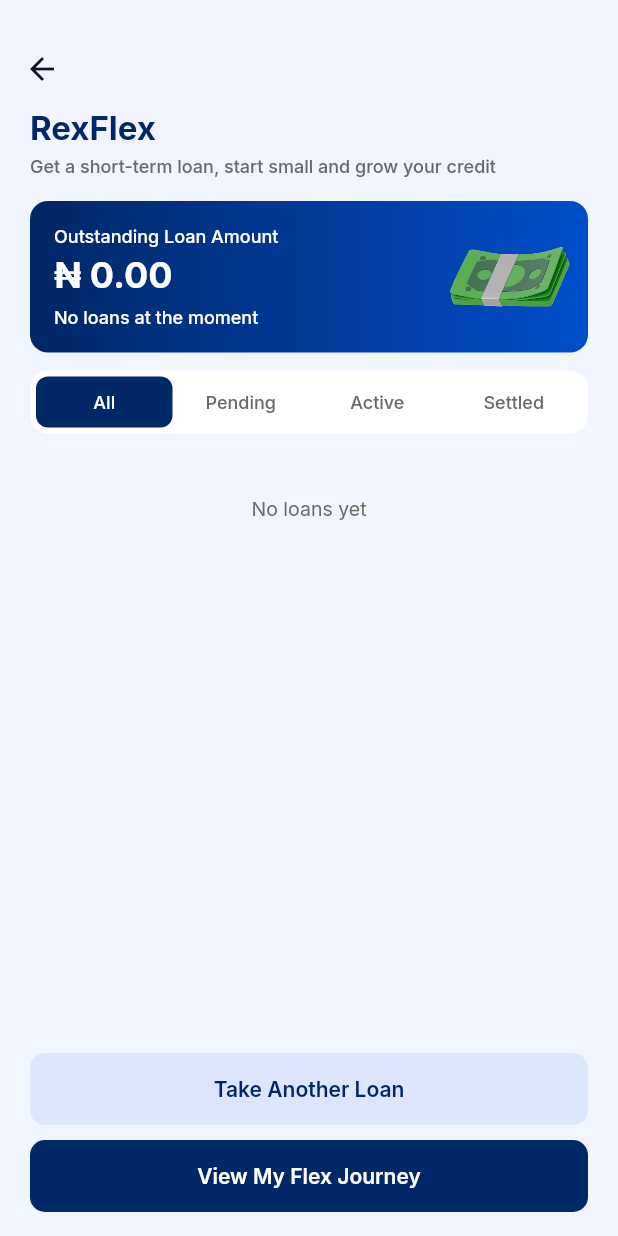
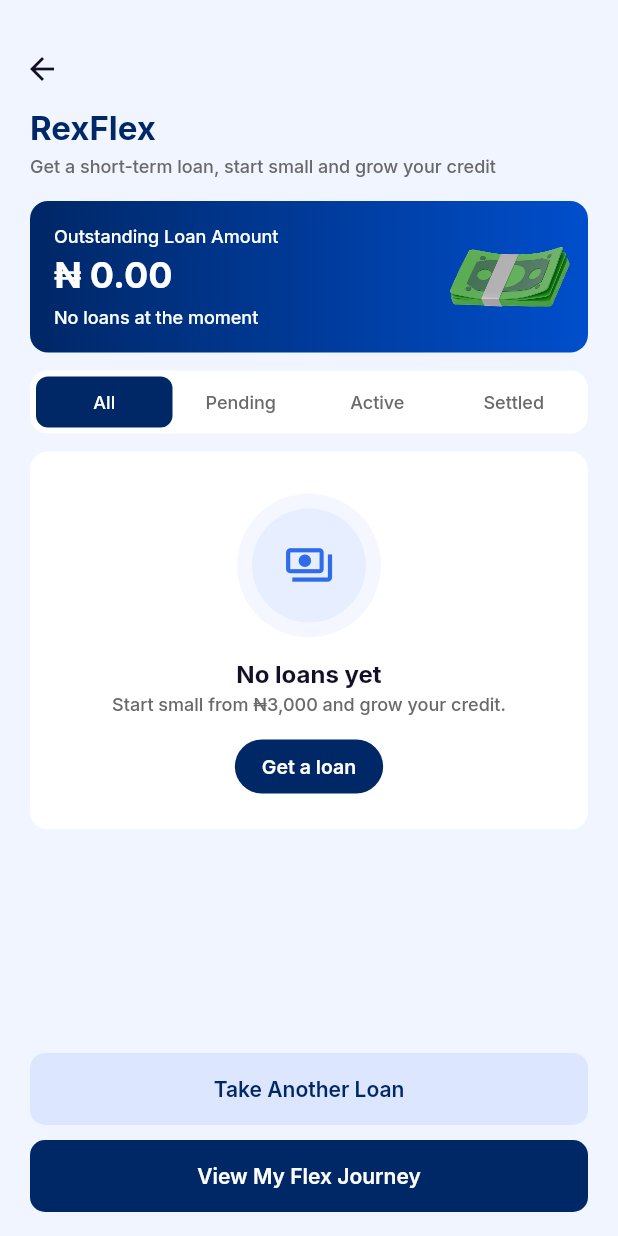
Before and after one commit to Kent-Sammy/rexverse, a Flutter app: the RexFlexDashboard screen opened directly with empty values, on a phone screen of 412 x 824 dp. Run offline on Flutter 3.47's test engine with Material 3 defaults, Android fonts, the phone set to English and light mode, and no system bars; our stand-ins replace audioplayers, file_picker, flutter_svg, speech_to_text; accounts and stored records are empty; project files that could hold a hidden picture were left out.

Commit message:
RexFlex: empty-state placeholders
Add FlexEmptyState (ringed icon, title, helpful line, optional action)
and use it for every empty dashboard tab (All, Pending, Active, Settled),
the Transaction History tabs and a loan's empty transactions. 'Get a
loan' appears on All/Active when nothing is in progress. Covered by a
contrast and labelled-button test.

Co-Authored-By: Claude Opus 5.5 <noreply@anthropic.com>
Claude-Session: https://claude.ai/code/session_01EjWxE6W9E8HwFDXk54C2wv

```diff
--- a/rex_atlas/lib/features/rexflex/presentation/screens/rexflex_screens.dart
+++ b/rex_atlas/lib/features/rexflex/presentation/screens/rexflex_screens.dart
@@ -596,18 +596,45 @@ class _RexFlexDashboardState extends State<RexFlexDashboard> {
             ),
             const SizedBox(height: 12),
             if (loans.isEmpty)
-              Padding(
-                padding: const EdgeInsets.symmetric(vertical: 30),
-                child: Text(
-                  switch (_tab) {
-                    1 => 'No loans under review',
-                    2 => 'No active loans',
-                    3 => 'No settled loans yet',
-                    _ => 'No loans yet',
-                  },
-                  textAlign: TextAlign.center,
-                  style: RexTypography.host(13, color: FlexColors.label),
-                ),
+              Appear(
+                key: ValueKey('empty-$_tab'),
+                offset: 10,
+                child: switch (_tab) {
+                  1 => const FlexEmptyState(
+                    icon: Icons.hourglass_empty_rounded,
+                    tint: Color(0xFFF1E6FF),
+                    accent: FlexColors.purple,
+                    title: 'No loans under review',
+                    message:
+                        "Applications you submit show here while we review "
+                        "them.",
+                  ),
+                  2 => FlexEmptyState(
+                    icon: Icons.account_balance_wallet_outlined,
+                    title: 'No active loans',
+                    message: "Approved loans you're repaying will appear here.",
+                    actionLabel: current == null ? 'Get a loan' : null,
+                    onAction: current == null
+                        ? () => startNewLoan(context, c)
+                        : null,
+                  ),
+                  3 => const FlexEmptyState(
+                    icon: Icons.verified_outlined,
+                    tint: Color(0xFFE2F7E8),
+                    accent: Color(0xFF1E8E45),
+                    title: 'No settled loans yet',
+                    message:
+                        'Loans you repay in full will show here, building '
+                        'your Flex record.',
+                  ),
+                  _ => FlexEmptyState(
+                    icon: Icons.payments_outlined,
+                    title: 'No loans yet',
+                    message: 'Start small from ₦3,000 and grow your credit.',
+                    actionLabel: 'Get a loan',
+                    onAction: () => startNewLoan(context, c),
+                  ),
+                },
               ),
             for (final loan in loans)
               Padding(
@@ -1154,13 +1181,11 @@ class _LoanDetailsScreenState extends State<LoanDetailsScreen> {
                 child: FlexTxnTile(t),
               ),
             if (loan.transactions.isEmpty)
-              Text(
-                'Your disbursement will appear here once approved.',
-                style: RexTypography.host(
-                  12,
-                  weight: FontWeight.w500,
-                  color: FlexColors.label,
-                ),
+              const FlexEmptyState(
+                compact: true,
+                icon: Icons.receipt_long_outlined,
+                title: 'No transactions yet',
+                message: 'Your disbursement will appear here once approved.',
               ),
             const FlexSectionHeader('Support & Information'),
             FlexMenuRow(
@@ -1372,13 +1397,30 @@ class _TransactionHistoryScreenState extends State<TransactionHistoryScreen> {
           const SizedBox(height: 10),
         ],
         if (txns.isEmpty)
-          Padding(
-            padding: const EdgeInsets.symmetric(vertical: 30),
-            child: Text(
-              'No transactions yet',
-              textAlign: TextAlign.center,
-              style: RexTypography.host(13, color: FlexColors.label),
-            ),
+          Appear(
+            key: ValueKey('empty-$_tab'),
+            offset: 10,
+            child: switch (_tab) {
+              1 => const FlexEmptyState(
+                icon: Icons.arrow_outward_rounded,
+                tint: Color(0xFFE2F7E8),
+                accent: Color(0xFF1E8E45),
+                title: 'No repayments yet',
+                message: 'Your repayments will appear here as you make them.',
+              ),
+              2 => const FlexEmptyState(
+                icon: Icons.arrow_downward_rounded,
+                tint: Color(0xFFF1E6FF),
+                accent: FlexColors.purple,
+                title: 'No disbursement yet',
+                message: 'Your loan will show here once it is approved.',
+              ),
+              _ => const FlexEmptyState(
+                icon: Icons.receipt_long_outlined,
+                title: 'No transactions yet',
+                message: 'Disbursements and repayments will show here.',
+              ),
+            },
           ),
         for (final t in txns)
           Padding(
--- a/rex_atlas/lib/features/rexflex/presentation/widgets/flex_ui.dart
+++ b/rex_atlas/lib/features/rexflex/presentation/widgets/flex_ui.dart
@@ -1015,3 +1015,115 @@ Future<T?> showFlexSheet<T>(
   barrierColor: const Color(0x99141A2E),
   builder: builder,
 );
+
+/// Empty-state placeholder: a soft ringed icon, a title, one helpful line
+/// and an optional action.
+class FlexEmptyState extends StatelessWidget {
+  const FlexEmptyState({
+    super.key,
+    required this.icon,
+    required this.title,
+    required this.message,
+    this.tint = const Color(0xFFE6EEFF),
+    this.accent = const Color(0xFF2F6BEA),
+    this.actionLabel,
+    this.onAction,
+    this.compact = false,
+  });
+
+  final IconData icon;
+  final String title;
+  final String message;
+  final Color tint;
+  final Color accent;
+  final String? actionLabel;
+  final VoidCallback? onAction;
+
+  /// Smaller version for inline sections (e.g. a loan's transactions).
+  final bool compact;
+
+  @override
+  Widget build(BuildContext context) {
+    final disc = compact ? 52.0 : 76.0;
+    return Semantics(
+      container: true,
+      child: FlexCard(
+        padding: EdgeInsets.fromLTRB(
+          24,
+          compact ? 18 : 28,
+          24,
+          compact ? 18 : 24,
+        ),
+        child: Column(
+          children: [
+            ExcludeSemantics(
+              child: Container(
+                width: disc + 20,
+                height: disc + 20,
+                decoration: BoxDecoration(
+                  shape: BoxShape.circle,
+                  color: tint.withValues(alpha: 0.45),
+                ),
+                alignment: Alignment.center,
+                child: Container(
+                  width: disc,
+                  height: disc,
+                  decoration: BoxDecoration(
+                    shape: BoxShape.circle,
+                    color: tint,
+                  ),
+                  child: Icon(icon, size: disc * 0.44, color: accent),
+                ),
+              ),
+            ),
+            SizedBox(height: compact ? 10 : 14),
+            Text(
+              title,
+              textAlign: TextAlign.center,
+              style: RexTypography.host(
+                compact ? 14 : 16,
+                weight: FontWeight.w700,
+                color: RexColors.textStrong,
+              ),
+            ),
+            const SizedBox(height: 4),
+            Text(
+              message,
+              textAlign: TextAlign.center,
+              style: RexTypography.host(
+                12,
+                weight: FontWeight.w500,
+                color: FlexColors.label,
+              ),
+            ),
+            if (actionLabel != null && onAction != null) ...[
+              const SizedBox(height: 16),
+              Pressable(
+                semanticLabel: actionLabel!,
+                onTap: onAction,
+                child: Container(
+                  padding: const EdgeInsets.symmetric(
+                    horizontal: 18,
+                    vertical: 10,
+                  ),
+                  decoration: BoxDecoration(
+                    color: FlexColors.navy,
+                    borderRadius: BorderRadius.circular(22),
+                  ),
+                  child: Text(
+                    actionLabel!,
+                    style: RexTypography.host(
+                      13,
+                      weight: FontWeight.w600,
+                      color: Colors.white,
+                    ),
+                  ),
+                ),
+              ),
+            ],
+          ],
+        ),
+      ),
+    );
+  }
+}
```
Also changed, not shown: 2 other files.
